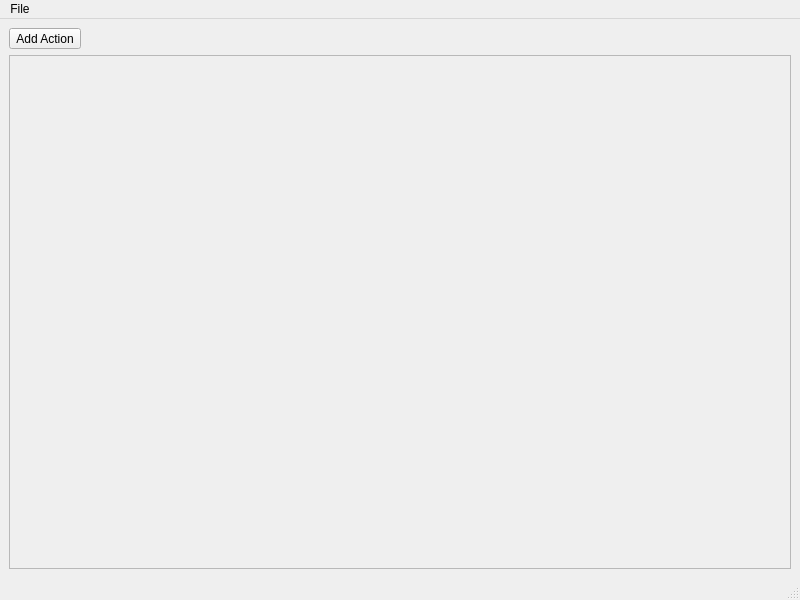
Before: the Qt Designer form modules/Frontend/Frontend/Rescue.ui in ltjax/Rescue, drawn with Qt 5.
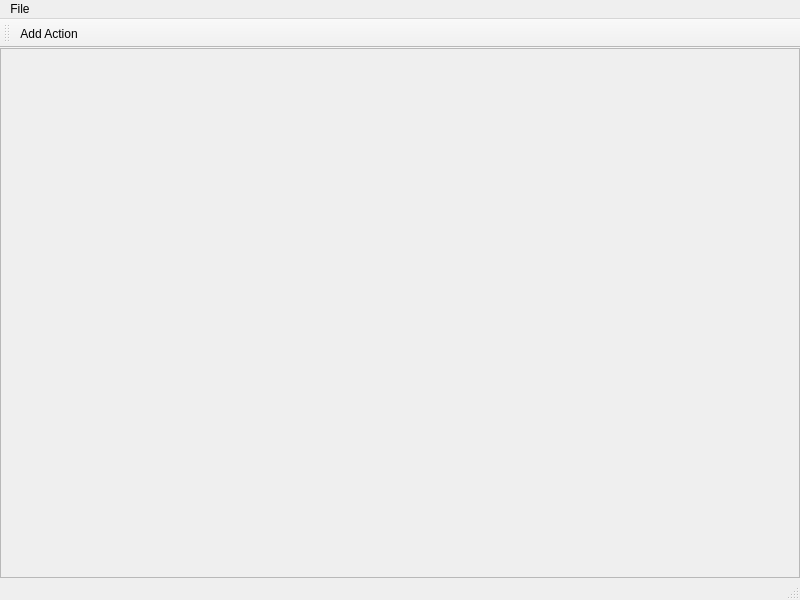
After: the same form once the commit is applied.

Commit message: Layout improvements, name and input editing

```diff
--- a/modules/Frontend/Frontend/Rescue.ui
+++ b/modules/Frontend/Frontend/Rescue.ui
@@ -18,30 +18,18 @@
   </property>
   <widget class="QWidget" name="centralwidget">
    <layout class="QVBoxLayout" name="verticalLayout">
-    <item>
-     <layout class="QHBoxLayout" name="horizontalLayout">
-      <item>
-       <widget class="QToolButton" name="toolButton">
-        <property name="text">
-         <string>Add Action</string>
-        </property>
-       </widget>
-      </item>
-      <item>
-       <spacer name="horizontalSpacer">
-        <property name="orientation">
-         <enum>Qt::Horizontal</enum>
-        </property>
-        <property name="sizeHint" stdset="0">
-         <size>
-          <width>40</width>
-          <height>20</height>
-         </size>
-        </property>
-       </spacer>
-      </item>
-     </layout>
-    </item>
+    <property name="leftMargin">
+     <number>0</number>
+    </property>
+    <property name="topMargin">
+     <number>0</number>
+    </property>
+    <property name="rightMargin">
+     <number>0</number>
+    </property>
+    <property name="bottomMargin">
+     <number>0</number>
+    </property>
     <item>
      <widget class="QScrollArea" name="scrollArea">
       <property name="autoFillBackground">
@@ -55,8 +43,8 @@
         <rect>
          <x>0</x>
          <y>0</y>
-         <width>780</width>
-         <height>511</height>
+         <width>798</width>
+         <height>534</height>
         </rect>
        </property>
       </widget>
@@ -85,6 +73,18 @@
    <addaction name="menuFile"/>
   </widget>
   <widget class="QStatusBar" name="statusbar"/>
+  <widget class="QToolBar" name="toolBar">
+   <property name="windowTitle">
+    <string>toolBar</string>
+   </property>
+   <attribute name="toolBarArea">
+    <enum>TopToolBarArea</enum>
+   </attribute>
+   <attribute name="toolBarBreak">
+    <bool>false</bool>
+   </attribute>
+   <addaction name="actionAdd_Action"/>
+  </widget>
   <action name="actionAdd_Action">
    <property name="text">
     <string>Add Action</string>
```
Left out of the diff: 19 changed lines with no effect on the pictures. The commit also changes 9 other files.
